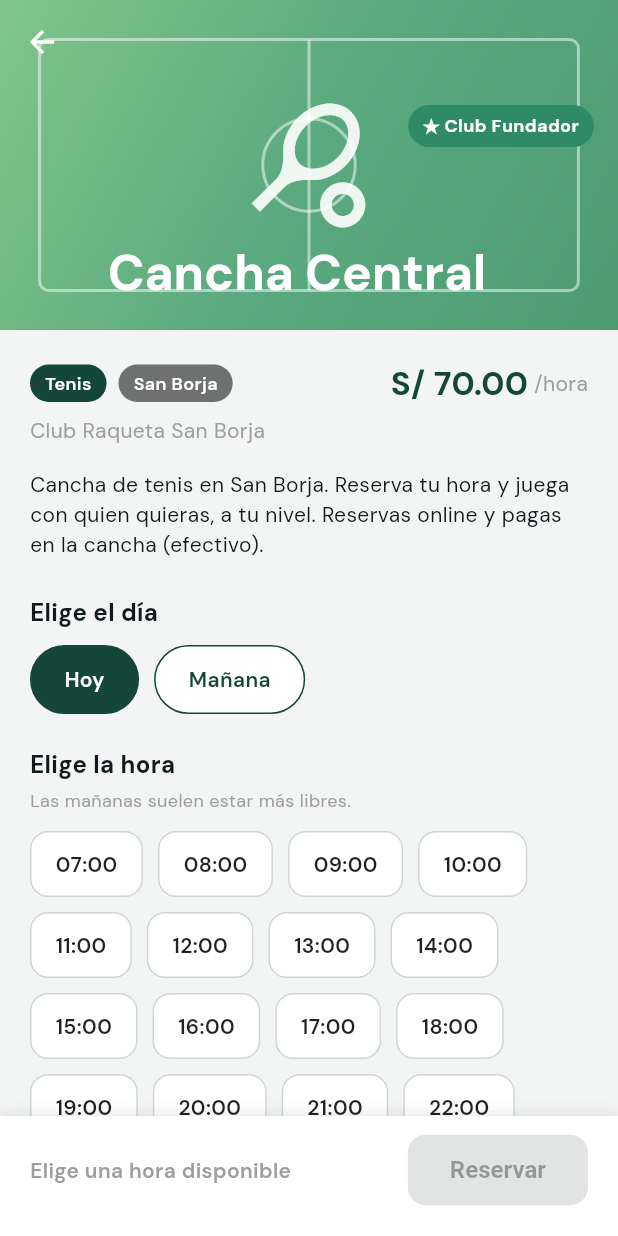
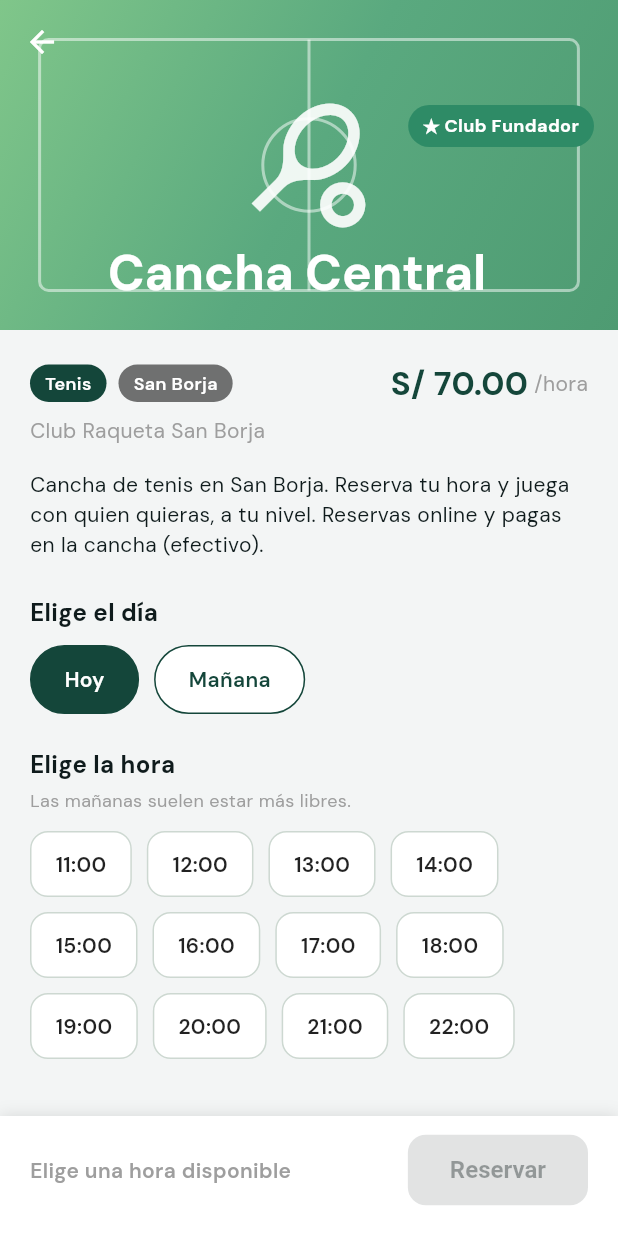
Before and after one commit to dcalagua/canchas-app-lima, a Flutter app: the CanchaDetalleScreen screen opened directly with sample values from the repository, on a phone screen of 412 x 824 dp. Run offline on Flutter 3.47's test engine with Material 3 defaults, Android fonts, the phone set to English and light mode, and no system bars; our stand-ins replace font_awesome_flutter, geocoding, geolocator, google_fonts, google_maps_flutter, google_sign_in and 3 more; accounts and stored records are empty.

Commit message:
Reservas: ocultar horarios ya pasados en el dia de hoy
- Cancha.horariosSlots(desdeMinutos:) omite los slots cuyo inicio ya paso.
- cancha_detalle y club_detalle pasan la hora actual cuando el dia es "Hoy",
  asi no se ofrecen horas pasadas (p.ej. a las 20:32 ya no aparece 07:00-20:00).
- Mensaje "No quedan horarios para hoy. Elige Manana." cuando la grilla
  de hoy queda vacia.

Co-Authored-By: Claude Opus 4.8 (1M context) <noreply@anthropic.com>
Claude-Session: https://claude.ai/code/session_017fg7ijXuZRX6jvFjZELf83

```diff
--- a/lib/models/models.dart
+++ b/lib/models/models.dart
@@ -87,13 +87,18 @@ class Cancha {
   /// [duracionSlotMin]. Ej. apertura 07:00, cierre 23:00, slot 90 min →
   /// 07:00, 08:30, 10:00, … Solo se incluye un slot si cabe completo antes
   /// del cierre. Fuente de la grilla que ve el jugador (reemplaza el array fijo).
-  List<String> horariosSlots() {
+  ///
+  /// Si se pasa [desdeMinutos] (minutos desde medianoche), se omiten los slots
+  /// cuyo inicio ya pasó — se usa para el día de HOY, para no ofrecer horas
+  /// pasadas.
+  List<String> horariosSlots({int? desdeMinutos}) {
     final ini = horaEnMinutos(horaApertura);
     final fin = horaEnMinutos(horaCierre);
     final paso = duracionSlotMin <= 0 ? 60 : duracionSlotMin;
     if (ini == null || fin == null || fin <= ini) return const [];
     final slots = <String>[];
     for (var m = ini; m + paso <= fin; m += paso) {
+      if (desdeMinutos != null && m < desdeMinutos) continue; // ya pasó
       slots.add(minutosEnHora(m));
     }
     return slots;
--- a/lib/screens/cancha_detalle_screen.dart
+++ b/lib/screens/cancha_detalle_screen.dart
@@ -26,7 +26,15 @@ class _CanchaDetalleScreenState extends State<CanchaDetalleScreen> {
   Color get _color => colorDeporte(cancha.deporte);
 
   /// Horas reservables reales de ESTA cancha (apertura→cierre, paso = duración).
-  List<String> get _horas => cancha.horariosSlots();
+  /// Para "Hoy" se omiten las horas que ya pasaron.
+  List<String> get _horas {
+    int? desde;
+    if (_dia == 'Hoy') {
+      final n = DateTime.now();
+      desde = n.hour * 60 + n.minute;
+    }
+    return cancha.horariosSlots(desdeMinutos: desde);
+  }
 
   /// Fecha real (ISO) según el día elegido. Es la fuente de verdad de la reserva
   /// y del anti-doble-reserva; "Hoy/Mañana" es solo la etiqueta visible.
@@ -226,6 +234,14 @@ class _CanchaDetalleScreenState extends State<CanchaDetalleScreen> {
                       style: TextStyle(color: Colors.grey, fontSize: 12),
                     ),
                     const SizedBox(height: 12),
+                    if (_horas.isEmpty)
+                      Text(
+                        _dia == 'Hoy'
+                            ? 'No quedan horarios para hoy. Elige "Mañana".'
+                            : 'Sin horarios disponibles.',
+                        style: const TextStyle(color: Colors.grey),
+                      )
+                    else
                       Wrap(
                         spacing: 10,
                         runSpacing: 10,
```
Also changed, not shown: lib/screens/club_detalle_screen.dart (+17 -1 lines). Lines whose indentation alone changed are shown as unchanged.
